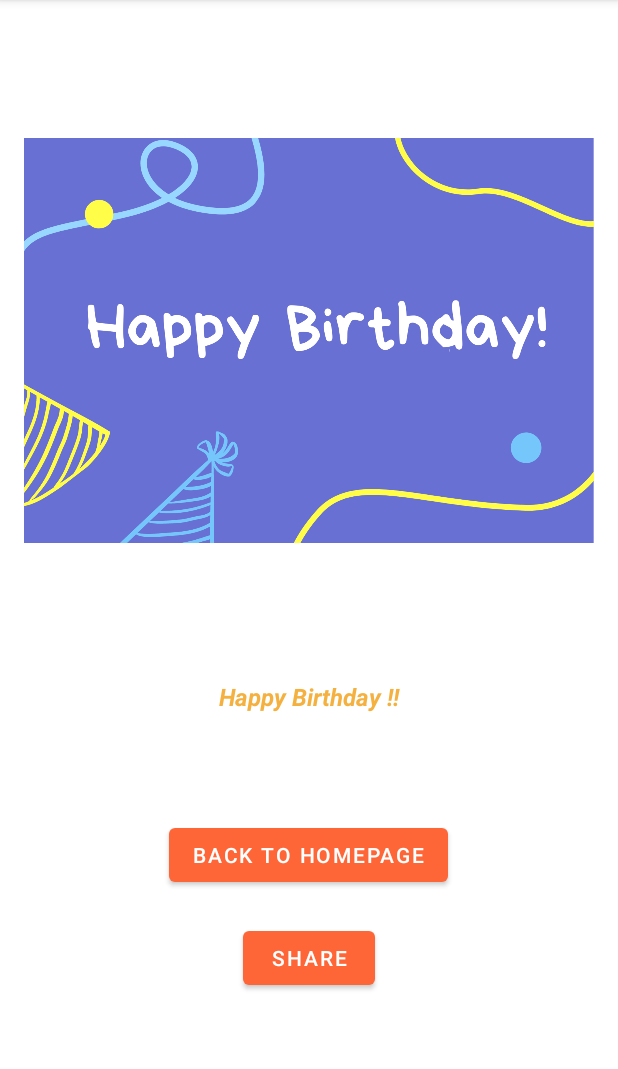
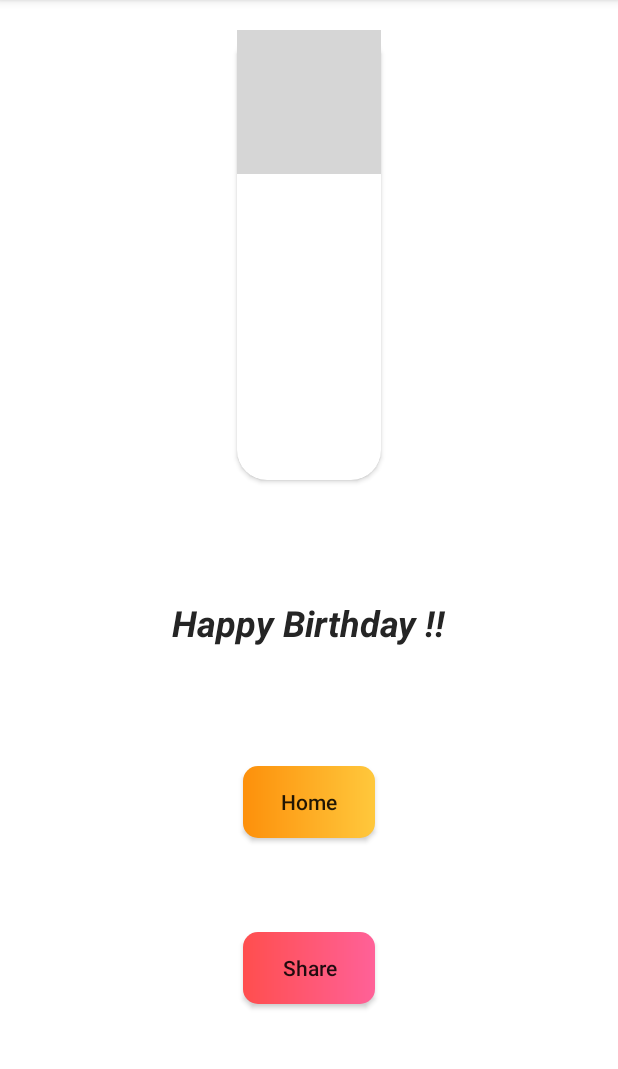
Before and after one commit to Shiv-flexhub/Birthday_card2.O, an Android app: the screen it shows after launch (LayoutTwo), after a tap on "CARD 2", on a phone screen of 412 x 824 dp, the part 84-1153 px from its top. Run offline under Robolectric (Android 15) with nearby library versions, the phone set to English and light mode, and no system bars; grey boxes are pictures that could not be loaded.

Commit message:
Updated all layouts Updated UI and UX components Added image assets Added more custom button styles

```diff
--- a/app/src/main/res/layout/layout_two.xml
+++ b/app/src/main/res/layout/layout_two.xml
@@ -3,57 +3,74 @@
     xmlns:app="http://schemas.android.com/apk/res-auto"
     xmlns:tools="http://schemas.android.com/tools"
     android:layout_width="match_parent"
-    android:padding="16dp"
     android:layout_height="match_parent"
     android:background="@color/white"
+    android:padding="20dp"
     tools:context=".LayoutTwo">
 
+    <androidx.cardview.widget.CardView
+        android:id="@+id/cardView"
+        android:layout_width="wrap_content"
+        android:layout_height="300dp"
+        app:cardCornerRadius="20dp"
+        app:layout_constraintEnd_toEndOf="parent"
+        app:layout_constraintHorizontal_bias="0.5"
+        app:layout_constraintStart_toStartOf="parent"
+        app:layout_constraintTop_toTopOf="parent">
 
         <ImageView
             android:id="@+id/ivLayoutTwo"
             android:layout_width="match_parent"
             android:layout_height="wrap_content"
-        android:src="@drawable/layout1"
+            android:scaleType="fitXY"
+            android:src="@drawable/layout5"
             app:layout_constraintBottom_toTopOf="@+id/tvReceiveTwo"
             app:layout_constraintEnd_toEndOf="parent"
             app:layout_constraintHorizontal_bias="0.5"
             app:layout_constraintStart_toStartOf="parent"
             app:layout_constraintTop_toTopOf="parent" />
 
+    </androidx.cardview.widget.CardView>
+
     <TextView
         android:id="@+id/tvReceiveTwo"
         android:layout_width="wrap_content"
         android:layout_height="wrap_content"
         android:padding="16dp"
-        android:textColor="#F4B140"
-        android:textSize="16sp"
+        android:text="Cheers"
+        android:textColor="#252525"
+        android:textSize="24sp"
         android:textStyle="italic|bold"
-        app:layout_constraintBottom_toBottomOf="parent"
+        app:layout_constraintBottom_toTopOf="@+id/btnLayoutTwoBack"
         app:layout_constraintEnd_toEndOf="parent"
+        app:layout_constraintHorizontal_bias="0.5"
         app:layout_constraintStart_toStartOf="parent"
-        app:layout_constraintTop_toTopOf="parent"
-        app:layout_constraintVertical_bias="0.618" />
+        app:layout_constraintTop_toBottomOf="@+id/cardView" />
 
-    <Button
+    <androidx.appcompat.widget.AppCompatButton
         android:id="@+id/btnLayoutTwoBack"
         android:layout_width="wrap_content"
         android:layout_height="wrap_content"
-        android:layout_marginBottom="104dp"
-        android:text="Back to Homepage"
-        app:layout_constraintBottom_toBottomOf="parent"
+        android:text="Home"
+        android:textAllCaps="false"
+        android:background="@drawable/custom_button2"
+        app:layout_constraintBottom_toTopOf="@+id/btnShareTwo"
         app:layout_constraintEnd_toEndOf="parent"
-        app:layout_constraintHorizontal_bias="0.498"
+        app:layout_constraintHorizontal_bias="0.5"
         app:layout_constraintStart_toStartOf="parent"
         app:layout_constraintTop_toBottomOf="@+id/tvReceiveTwo" />
 
-    <Button
+    <androidx.appcompat.widget.AppCompatButton
         android:id="@+id/btnShareTwo"
         android:layout_width="wrap_content"
         android:layout_height="wrap_content"
+        android:layout_marginBottom="16dp"
         android:text="Share"
+        android:textAllCaps="false"
+        android:background="@drawable/custom_button1"
         app:layout_constraintBottom_toBottomOf="parent"
         app:layout_constraintEnd_toEndOf="parent"
+        app:layout_constraintHorizontal_bias="0.5"
         app:layout_constraintStart_toStartOf="parent"
-        app:layout_constraintTop_toBottomOf="@+id/btnLayoutTwoBack"
-        app:layout_constraintVertical_bias="0.187" />
+        app:layout_constraintTop_toBottomOf="@+id/btnLayoutTwoBack" />
 </androidx.constraintlayout.widget.ConstraintLayout>
```
Also changed, not shown: app/src/main/res/layout/layout_four.xml (+31 -12 lines), app/src/main/res/layout/layout_one.xml (+28 -11 lines), app/src/main/res/layout/layout_six.xml (+28 -11 lines), app/src/main/res/layout/layout_three.xml (+30 -12 lines). Lines whose indentation alone changed are shown as unchanged.
